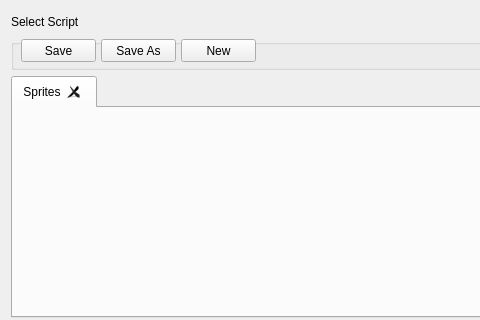
Before: the Qt Designer form src/MoleBox/Lua/GameLuaEditor.ui in mafiamole/MoleBox, drawn with Qt 5; both pictures show x 0 to 480 and y 0 to 320 of the 989 by 596 pixel window.
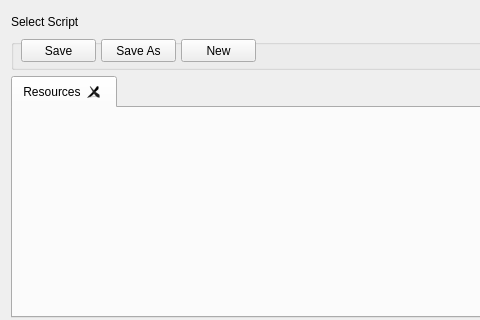
After: the same form once the commit is applied.

The edit to the form file:
```diff
--- a/src/MoleBox/Lua/GameLuaEditor.ui
+++ b/src/MoleBox/Lua/GameLuaEditor.ui
@@ -133,7 +133,7 @@
      </property>
      <widget class="QWidget" name="tab">
       <attribute name="title">
-       <string>Sprites</string>
+       <string>Resources</string>
       </attribute>
      </widget>
     </widget>
```
